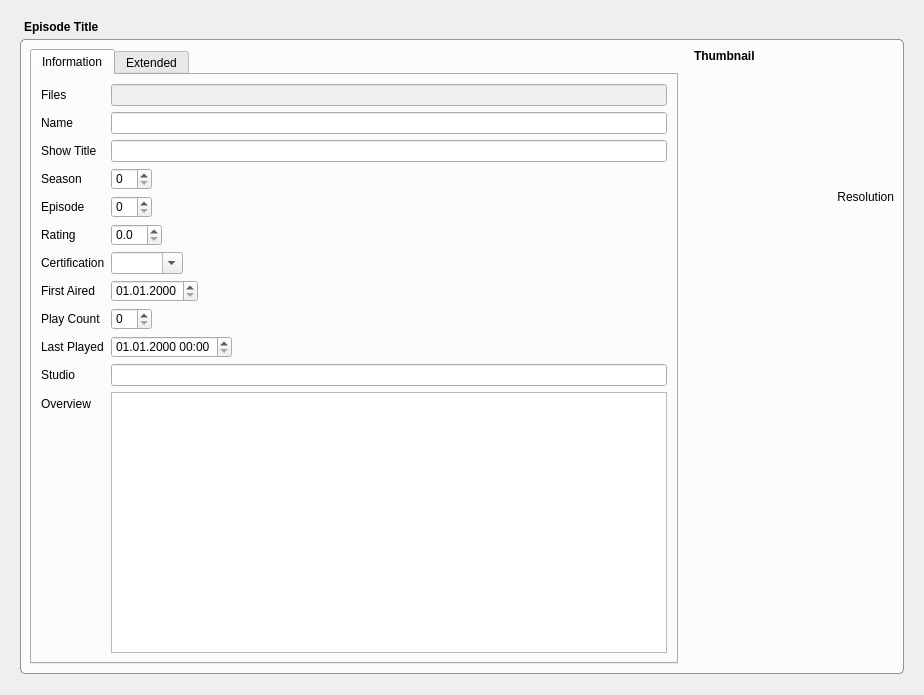
Old version of the form TvShowWidgetEpisode.ui in the repository Komet/MediaElch.
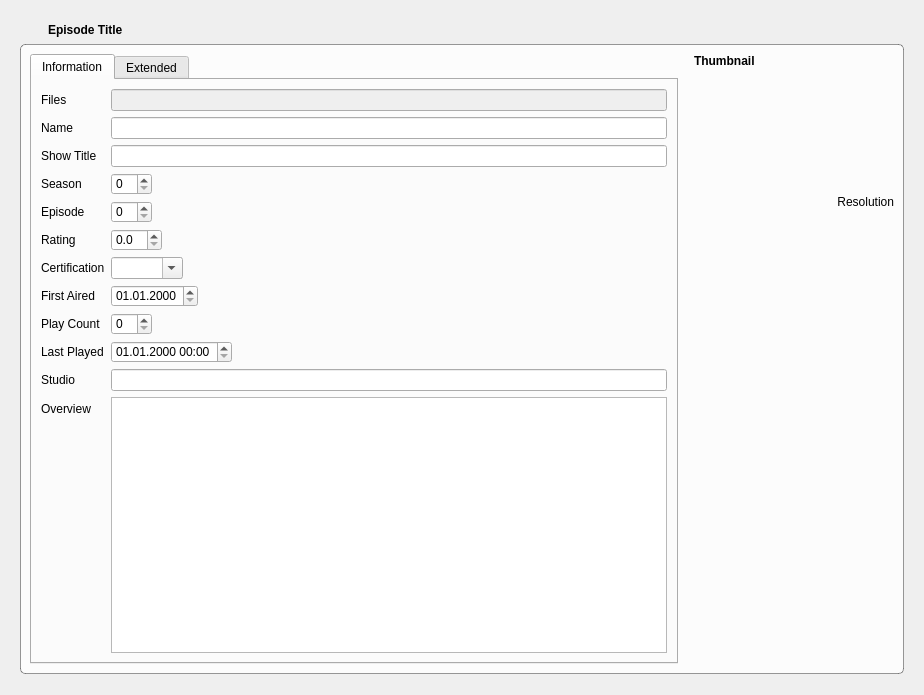
New version of the form. Icons and pictures are not drawn. Custom widgets are drawn as their Qt base class.

Commit message: Fixes #53 Added revert feature

What changed in the file:
```diff
--- a/TvShowWidgetEpisode.ui
+++ b/TvShowWidgetEpisode.ui
@@ -30,6 +30,31 @@
     <number>21</number>
    </property>
    <item>
+    <layout class="QHBoxLayout" name="horizontalLayout_3">
+     <property name="margin">
+      <number>0</number>
+     </property>
+     <item>
+      <widget class="QToolButton" name="buttonRevert">
+       <property name="cursor">
+        <cursorShape>PointingHandCursor</cursorShape>
+       </property>
+       <property name="toolTip">
+        <string>Episode has changed. Click to revert changes.</string>
+       </property>
+       <property name="styleSheet">
+        <string notr="true">border: none;</string>
+       </property>
+       <property name="text">
+        <string/>
+       </property>
+       <property name="icon">
+        <iconset resource="MediaElch.qrc">
+         <normaloff>:/img/arrow_circle_left.png</normaloff>:/img/arrow_circle_left.png</iconset>
+       </property>
+      </widget>
+     </item>
+     <item>
     <widget class="QLabel" name="episodeName">
      <property name="font">
       <font>
@@ -44,6 +69,8 @@
       <number>4</number>
      </property>
     </widget>
+     </item>
+    </layout>
    </item>
    <item>
     <widget class="MyGroupBox" name="groupBox_3">
```
Lines whose indentation alone changed are shown as unchanged. The commit also changes 12 other files.
